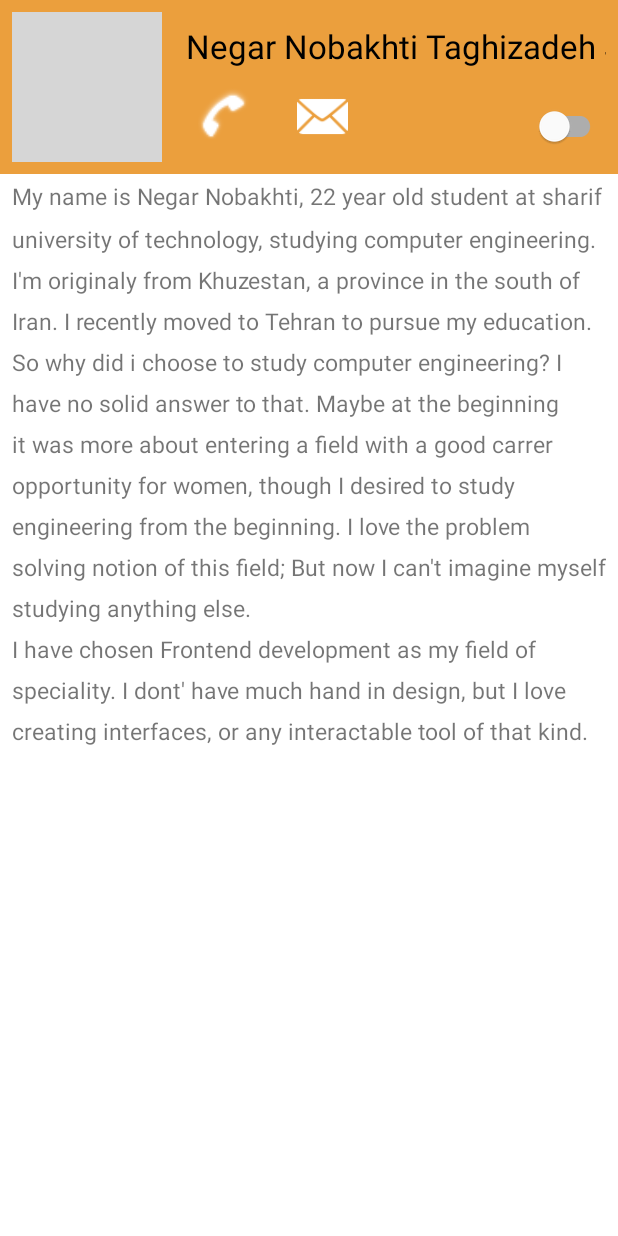
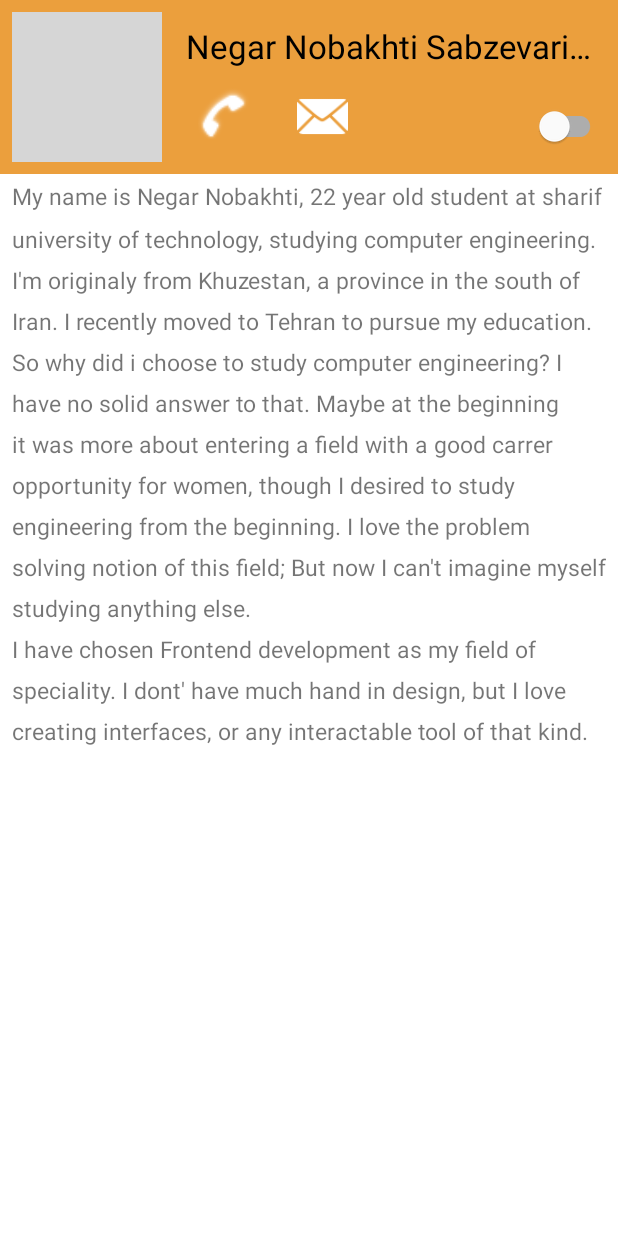
Before and after one commit to Negarnbkhti42/about-me-mobile-programming-HW1, an Android app: the screen it shows after launch (MainActivity), on a phone screen of 412 x 824 dp. Run offline under Robolectric (Android 15) with nearby library versions, the phone set to English and light mode, and no system bars; grey boxes are pictures that could not be loaded.

Commit message:
Fix ellipsis problem

```diff
--- a/app/src/main/java/com/example/aboutme/MainActivity.java
+++ b/app/src/main/java/com/example/aboutme/MainActivity.java
@@ -35,10 +35,13 @@ public class MainActivity extends AppCompatActivity {
         Toast mToastToShow = Toast.makeText(context, R.string.welcome_text, Toast.LENGTH_LONG);
 
         CountDownTimer toastCountDown;
-        toastCountDown = new CountDownTimer(toastDurationInMilliSeconds, 1000 /*Tick duration*/) {
-            public void onTick(long millisUntilFinished) {
+        toastCountDown = new CountDownTimer(toastDurationInMilliSeconds, 1000) {
+            @Override
+            public void onTick(long l) {
                 mToastToShow.show();
             }
+
+            @Override
             public void onFinish() {
                 mToastToShow.cancel();
             }
@@ -105,4 +108,26 @@ public class MainActivity extends AppCompatActivity {
             }
         });
     }
+
+    private Toast mToastToShow;
+    public void showToast() {
+        // Set the toast and duration
+        int toastDurationInMilliSeconds = 10000;
+        mToastToShow = Toast.makeText(this, "Hello world, I am a toast.", Toast.LENGTH_LONG);
+
+        // Set the countdown to display the toast
+        CountDownTimer toastCountDown;
+        toastCountDown = new CountDownTimer(toastDurationInMilliSeconds, 1000 /*Tick duration*/) {
+            public void onTick(long millisUntilFinished) {
+                mToastToShow.show();
+            }
+            public void onFinish() {
+                mToastToShow.cancel();
+            }
+        };
+
+        // Show the toast and starts the countdown
+        mToastToShow.show();
+        toastCountDown.start();
+    }
 }
--- a/app/src/main/res/layout/activity_main.xml
+++ b/app/src/main/res/layout/activity_main.xml
@@ -42,15 +42,16 @@
 
                 <TextView
                     android:id="@+id/textView"
-                    android:layout_width="wrap_content"
+                    android:layout_width="0dp"
                     android:layout_height="wrap_content"
+                    android:maxLines="1"
+                    android:ellipsize="end"
                     android:layout_marginStart="16dp"
                     android:layout_marginTop="8dp"
-                    android:ellipsize="marquee"
-                    android:singleLine="true"
                     android:text="@string/subject_name"
+                    android:textAppearance="?android:attr/textAppearanceLarge"
                     android:textColor="@color/black"
-                    android:textAppearance="?android:attr/textAppearanceLarge"
+                    app:layout_constraintEnd_toEndOf="parent"
                     app:layout_constraintStart_toEndOf="@+id/imageView"
                     app:layout_constraintTop_toTopOf="parent" />
 
--- a/app/src/main/res/values/strings.xml
+++ b/app/src/main/res/values/strings.xml
@@ -2,7 +2,7 @@
     <string name="app_name">About Me</string>
     <string name="welcome_text">Welcome!</string>
     <string name="avatar_description">myAvatar</string>
-    <string name="subject_name">Negar Nobakhti Taghizadeh Serajeh</string>
+    <string name="subject_name">Negar Nobakhti SabzevarianZade</string>
     <string name="call_description">call</string>
     <string name="mail_description">email</string>
 </resources>
```
